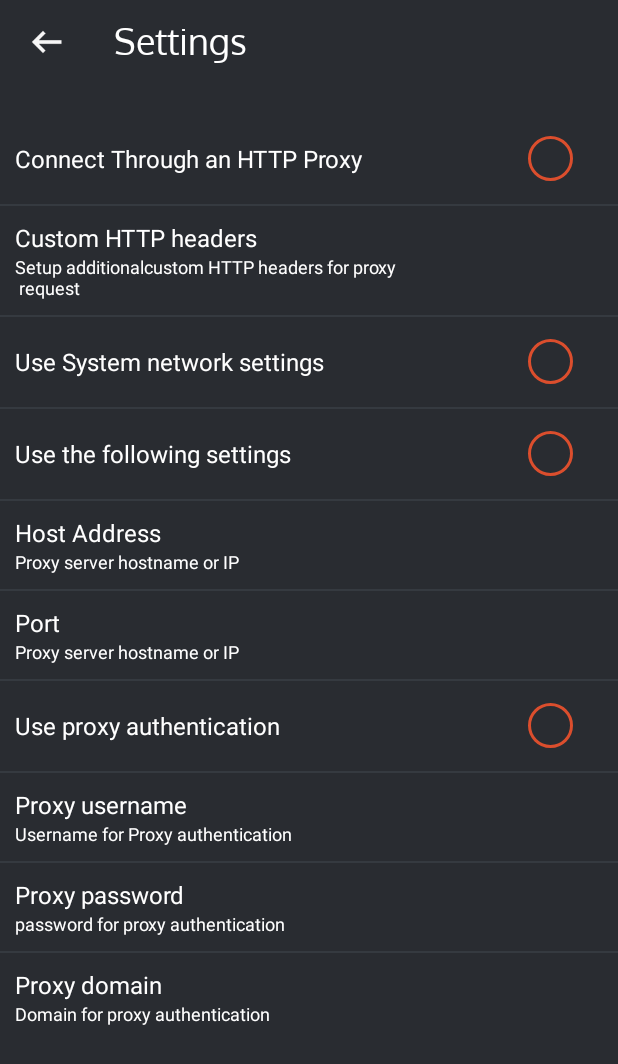
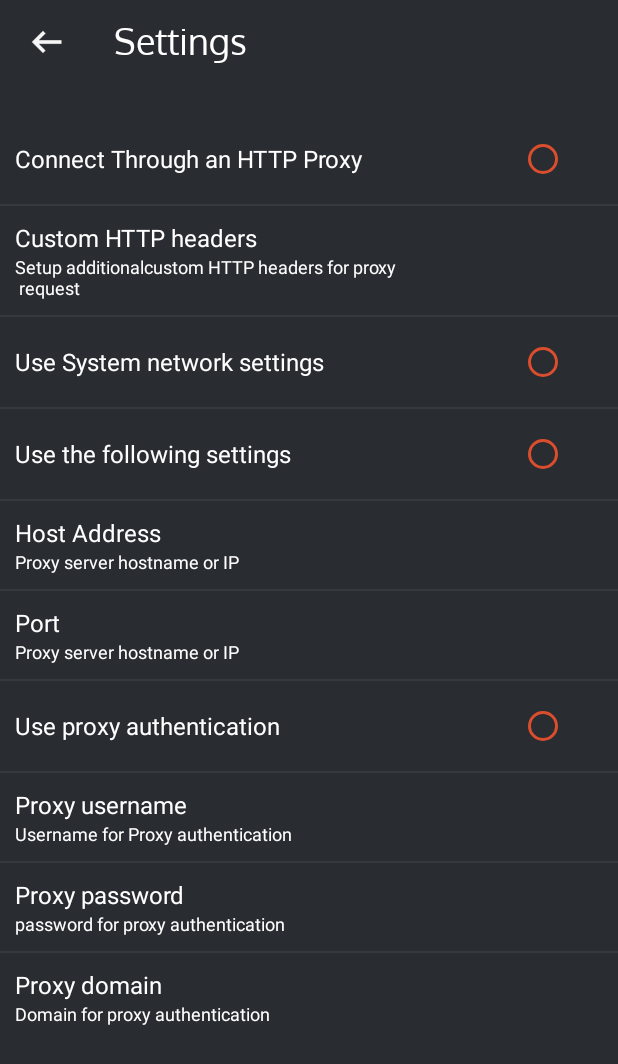
Before and after one commit to Asghar-ali-code/DingVpnn, an Android app: the Settings screen opened directly, with no data from a screen before it, on a phone screen of 412 x 824 dp. Shown: the top 1064 px of the screen. Run offline under Robolectric (Android 15) with nearby library versions, the phone set to English and light mode, and no system bars.

Commit message:
11/25/2021 size changes

```diff
--- a/app/src/main/res/drawable/unchecked.xml
+++ b/app/src/main/res/drawable/unchecked.xml
@@ -3,8 +3,8 @@
     <corners android:radius="@dimen/_20sdp" />
     <stroke android:width="2dp"
         android:color="@color/OrangeDark"></stroke>
-    <size android:width="30dp"
-        android:height="30dp">
+    <size android:width="20dp"
+        android:height="20dp">
 
     </size>
 </shape>
--- a/app/src/main/res/layout/activity_home.xml
+++ b/app/src/main/res/layout/activity_home.xml
@@ -51,4 +51,5 @@
         app:layout_constraintVertical_bias="1.0" />
 
 
+
 </androidx.constraintlayout.widget.ConstraintLayout>
```
Also changed, not shown: app/src/main/res/layout/fragment_stats.xml (+24 -25 lines).
